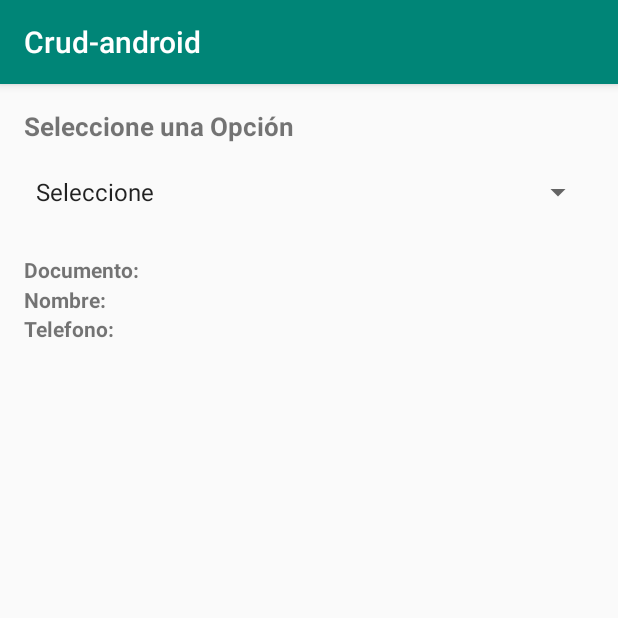
After one commit to josejavierpaez/Crud-android, an Android app: the ConsultaComboActivity screen opened directly, with no data from a screen before it, on a phone screen of 412 x 824 dp, the top half of it. The commit adds this screen. Run offline under Robolectric (Android 15) with nearby library versions, the phone set to English and light mode, and no system bars.

Commit message:
se le agrego la funcion de consultar la lista de usuarios utilizando un spinner

```diff
--- a/app/src/main/AndroidManifest.xml
+++ b/app/src/main/AndroidManifest.xml
@@ -9,6 +9,7 @@
         android:roundIcon="@mipmap/ic_launcher_round"
         android:supportsRtl="true"
         android:theme="@style/AppTheme">
+        <activity android:name=".ConsultaComboActivity"/>
         <activity android:name=".ConsultarUsuarioActivity"/>
         <activity android:name=".RegistroUsuariosActivity"/>
         <activity android:name=".MainActivity">
--- /dev/null
+++ b/app/src/main/java/com/example/josej/cursos/crud_android/ConsultaComboActivity.java
@@ -0,0 +1,107 @@
+package com.example.josej.cursos.crud_android;
+
+import android.database.Cursor;
+import android.database.sqlite.SQLiteDatabase;
+import android.os.Bundle;
+import android.support.v7.app.AppCompatActivity;
+import android.view.View;
+import android.widget.AdapterView;
+import android.widget.ArrayAdapter;
+import android.widget.Spinner;
+import android.widget.TextView;
+
+import com.example.josej.cursos.crud_android.entidades.Usuarios;
+import com.example.josej.cursos.crud_android.utilidades.Utilidades;
+
+import java.util.ArrayList;
+
+public class ConsultaComboActivity extends AppCompatActivity {
+
+    Spinner comboPersonas;
+    TextView txtDocumento;
+    TextView txtNombre;
+    TextView txtTelefono;
+    ArrayList<String> listaPersonas;
+    ArrayList<Usuarios> personasList;
+    ConexionSQLiteHelper conn;
+
+    @Override
+    protected void onCreate(Bundle savedInstanceState) {
+        super.onCreate(savedInstanceState);
+        setContentView(R.layout.activity_consulta_combo);
+
+        //convirtiendo en objetos los componentes de la vista
+        comboPersonas = (Spinner) findViewById(R.id.comboPersonas);
+        txtDocumento = (TextView) findViewById(R.id.txtDocumento);
+        txtNombre = (TextView) findViewById(R.id.txtNombre);
+        txtTelefono = (TextView) findViewById(R.id.txtTelefono);
+
+        conn = new ConexionSQLiteHelper(getApplicationContext(), "bd_usuarios", null, 1);
+
+        consultarListaPersonas();
+    //llenado el Spinner con la lista
+        ArrayAdapter<CharSequence> adaptador = new ArrayAdapter
+                (this, android.R.layout.simple_spinner_item,listaPersonas);
+
+        comboPersonas.setAdapter(adaptador);
+
+        comboPersonas.setOnItemSelectedListener(new AdapterView.OnItemSelectedListener() {
+            @Override
+            public void onItemSelected(AdapterView<?> parent, View view, int position, long id) {
+
+                /**
+                 * como el primer dato de nuestra lissaPersona es selecionar, realizamos esta
+                 * validacion ya que si se selecciona " SELECIONAR" no se muestre en los txt */
+                if (position !=0){//si la posicion es diferente de 0
+                    txtDocumento.setText(personasList.get(position-1).getId().toString());
+                    txtNombre.setText(personasList.get(position-1).getNombre().toString());
+                    txtTelefono.setText(personasList.get(position-1).getTelefono().toString());
+                }else{//los txt se mostraran vacios
+                    txtDocumento.setText("");
+                    txtNombre.setText("");
+                    txtTelefono.setText("");
+                }
+            }
+
+            @Override
+            public void onNothingSelected(AdapterView<?> parent) {
+
+            }
+        });
+
+    }
+
+    private void consultarListaPersonas() {
+        SQLiteDatabase db = conn.getReadableDatabase();
+
+        Usuarios persona = null;
+        personasList = new ArrayList<Usuarios>();
+        //consulta para traer toda la data de la tabla SELECT * FROM NOMBRE_DE_LA_TABLA
+        Cursor cursor = db.rawQuery("SELECT * FROM " + Utilidades.TABLA_USUARIO, null);
+
+        /**mientras el cursor tenga datos se seguiran agregando
+         aun nuevo objeto persona*/
+        while (cursor.moveToNext()) {
+            persona = new Usuarios();
+
+            //creando un objeto persona por cada fila
+            persona.setId(cursor.getInt(0));
+            persona.setNombre(cursor.getString(1));
+            persona.setTelefono(cursor.getString(2));
+
+            personasList.add(persona);//agregando todos los objetos persona a la lista
+        }
+
+        obtenerLista();
+    }
+
+    private void obtenerLista() {
+        listaPersonas = new ArrayList<String>();
+        listaPersonas.add("Seleccione");
+        //agregando a otra lista el  id y el nombre de todos los objetos
+        for (int i = 0; i < personasList.size(); i++) {
+            listaPersonas.add(personasList.get(i).getId() + "-" + personasList.get(i).getNombre());
+        }
+    }
+
+}
--- a/app/src/main/java/com/example/josej/cursos/crud_android/ConsultarUsuarioActivity.java
+++ b/app/src/main/java/com/example/josej/cursos/crud_android/ConsultarUsuarioActivity.java
@@ -21,7 +21,10 @@ public class ConsultarUsuarioActivity extends AppCompatActivity {
         super.onCreate(savedInstanceState);
         setContentView(R.layout.activity_consultar_ususarios);
 
+        //abrimos la DB
         conn = new ConexionSQLiteHelper(getApplicationContext(), "bd_usuarios", null, 1);
+
+        //convirtiendo en objetos los componentes de la vista
         campoId = (EditText) findViewById(R.id.documentoId);
         campoNombre = (EditText) findViewById(R.id.campoNombreConsulta);
         campoTelefono = (EditText) findViewById(R.id.campoTelefonoConsulta);
@@ -46,6 +49,7 @@ public class ConsultarUsuarioActivity extends AppCompatActivity {
         }
     }
 
+    //metodo para eliminar
     private void eliminar() {
         SQLiteDatabase db = conn.getWritableDatabase();//indicamos que escribiremos en la DB
         String parametros[] = {campoId.getText().toString()};
--- a/app/src/main/java/com/example/josej/cursos/crud_android/MainActivity.java
+++ b/app/src/main/java/com/example/josej/cursos/crud_android/MainActivity.java
@@ -11,7 +11,7 @@ public class MainActivity extends AppCompatActivity {
     protected void onCreate(Bundle savedInstanceState) {
         super.onCreate(savedInstanceState);
         setContentView(R.layout.activity_main);
-        ConexionSQLiteHelper conexicion = new ConexionSQLiteHelper(this, "bd_usuarios"
+        ConexionSQLiteHelper conn = new ConexionSQLiteHelper(this, "bd_usuarios"
                 , null, 1);
 
     }
@@ -27,9 +27,15 @@ public class MainActivity extends AppCompatActivity {
             case R.id.btnConsultarUsuario:
                 miIntent = new Intent(MainActivity.this, ConsultarUsuarioActivity.class);
                 break;
+
+            case R.id.btnConsultarUsuarioSpinner:
+                miIntent = new Intent(MainActivity.this,ConsultaComboActivity.class);
+                break;
         }
 
-        startActivity(miIntent);
+      if (miIntent!= null) {
+          startActivity(miIntent);
+      }
 
     }
 }
--- a/app/src/main/java/com/example/josej/cursos/crud_android/RegistroUsuariosActivity.java
+++ b/app/src/main/java/com/example/josej/cursos/crud_android/RegistroUsuariosActivity.java
@@ -11,7 +11,7 @@ import android.widget.Toast;
 import com.example.josej.cursos.crud_android.utilidades.Utilidades;
 
 public class RegistroUsuariosActivity extends AppCompatActivity {
-
+    //convirtiendo en objetos los componentes de la vista
     EditText campoId, campoNombre, campoTelefono;
 
     @Override
--- a/app/src/main/java/com/example/josej/cursos/crud_android/entidades/Usuarios.java
+++ b/app/src/main/java/com/example/josej/cursos/crud_android/entidades/Usuarios.java
@@ -13,6 +13,8 @@ public class Usuarios {
         this.nombre = nombre;
         this.telefono = telefono;
     }
+
+    public Usuarios(){}
 
     public Integer getId() {
         return id;
--- /dev/null
+++ b/app/src/main/res/layout/activity_consulta_combo.xml
@@ -0,0 +1,123 @@
+<?xml version="1.0" encoding="utf-8"?>
+
+<LinearLayout xmlns:android="http://schemas.android.com/apk/res/android"
+    xmlns:tools="http://schemas.android.com/tools"
+    android:id="@+id/activity_consulta_combo"
+    android:layout_width="match_parent"
+    android:layout_height="match_parent"
+    android:orientation="vertical"
+    android:paddingLeft="@dimen/activity_horizontal_margin"
+    android:paddingTop="@dimen/activity_vertical_margin"
+    android:paddingRight="@dimen/activity_horizontal_margin"
+    android:paddingBottom="@dimen/activity_vertical_margin"
+    tools:context=".ConsultaComboActivity">
+
+
+    <TextView
+
+        android:layout_width="match_parent"
+        android:layout_height="wrap_content"
+        android:layout_marginBottom="20dp"
+        android:text="Seleccione una Opción"
+        android:textSize="17sp"
+        android:textStyle="bold" />
+
+
+    <Spinner
+
+        android:id="@+id/comboPersonas"
+        android:layout_width="match_parent"
+        android:layout_height="wrap_content" />
+
+
+    <RelativeLayout
+
+        android:layout_width="match_parent"
+        android:layout_height="match_parent"
+        android:layout_marginTop="30dp"
+        android:orientation="horizontal">
+
+
+        <TextView
+
+            android:id="@+id/textView"
+            android:layout_width="wrap_content"
+            android:layout_height="wrap_content"
+            android:layout_marginRight="20dp"
+            android:layout_marginBottom="20dp"
+            android:text="Documento: "
+            android:textStyle="bold" />
+
+
+        <TextView
+
+            android:id="@+id/txtDocumento"
+            android:layout_width="wrap_content"
+            android:layout_height="wrap_content"
+            android:layout_above="@+id/txtNombre"
+            android:layout_alignParentTop="true"
+            android:layout_marginStart="31dp"
+            android:layout_marginLeft="31dp"
+            android:layout_toEndOf="@+id/textView"
+            android:layout_toRightOf="@+id/textView"
+            android:layout_weight="1"
+            android:text="" />
+
+
+        <TextView
+
+            android:id="@+id/txtTelefono"
+            android:layout_width="wrap_content"
+            android:layout_height="wrap_content"
+            android:layout_alignBaseline="@+id/textView3"
+            android:layout_alignStart="@+id/txtNombre"
+            android:layout_alignLeft="@+id/txtNombre"
+            android:layout_alignBottom="@+id/textView3"
+            android:layout_weight="1"
+            android:text="" />
+
+
+        <TextView
+
+            android:id="@+id/txtNombre"
+            android:layout_width="wrap_content"
+            android:layout_height="wrap_content"
+            android:layout_alignBaseline="@+id/textView2"
+            android:layout_alignStart="@+id/txtDocumento"
+            android:layout_alignLeft="@+id/txtDocumento"
+            android:layout_alignBottom="@+id/textView2"
+            android:layout_weight="1"
+
+            android:text="" />
+
+
+        <TextView
+
+            android:id="@+id/textView2"
+            android:layout_width="wrap_content"
+            android:layout_height="wrap_content"
+            android:layout_above="@+id/textView3"
+            android:layout_alignParentStart="true"
+            android:layout_alignParentLeft="true"
+            android:layout_weight="0.5"
+            android:text="Nombre: "
+            android:textStyle="bold" />
+
+
+        <TextView
+
+            android:id="@+id/textView3"
+            android:layout_width="wrap_content"
+            android:layout_height="wrap_content"
+            android:layout_below="@+id/textView"
+            android:layout_alignParentStart="true"
+            android:layout_alignParentLeft="true"
+            android:layout_weight="0.5"
+            android:text="Telefono: "
+            android:textStyle="bold" />
+
+
+    </RelativeLayout>
+
+
+</LinearLayout>
--- a/app/src/main/res/layout/activity_main.xml
+++ b/app/src/main/res/layout/activity_main.xml
@@ -27,7 +27,9 @@
         android:layout_width="match_parent"
         android:layout_height="wrap_content"
         android:text="Consultar Lista Usuario Usando Spinner"
-        android:layout_margin="2dp"/>
+        android:layout_margin="2dp"
+        android:id="@+id/btnConsultarUsuarioSpinner"
+        android:onClick="onClick"/>
 
     <Button
         android:layout_width="match_parent"
```
Also changed, not shown: 2 other files.
